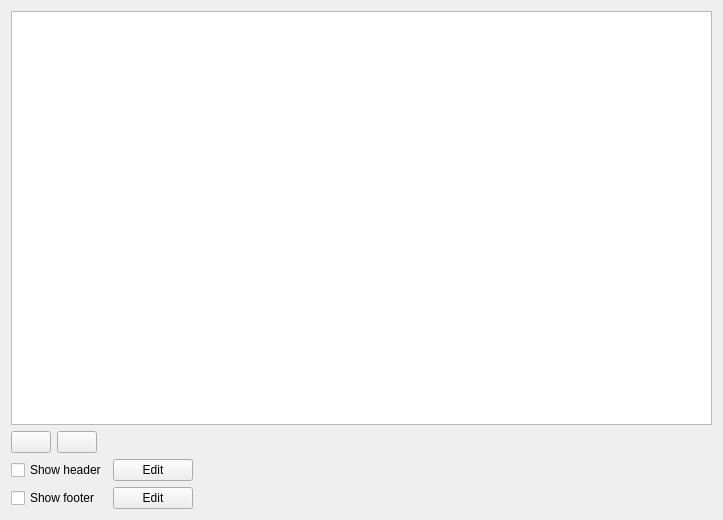
Old version of the form src/ui/layout/qgsreportorganizerwidgetbase.ui in the repository qgis/QGIS.
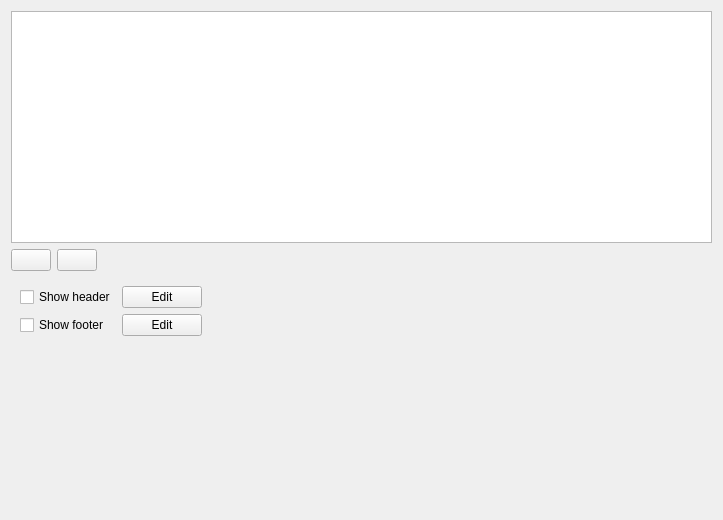
New version of the form. Icons and pictures are not drawn.

```diff
--- a/src/ui/layout/qgsreportorganizerwidgetbase.ui
+++ b/src/ui/layout/qgsreportorganizerwidgetbase.ui
@@ -97,6 +97,24 @@
     </layout>
    </item>
    <item>
+    <widget class="QScrollArea" name="scrollArea">
+     <property name="frameShape">
+      <enum>QFrame::NoFrame</enum>
+     </property>
+     <property name="widgetResizable">
+      <bool>true</bool>
+     </property>
+     <widget class="QWidget" name="scrollAreaWidgetContents">
+      <property name="geometry">
+       <rect>
+        <x>0</x>
+        <y>0</y>
+        <width>687</width>
+        <height>207</height>
+       </rect>
+      </property>
+      <layout class="QVBoxLayout" name="verticalLayout_2">
+       <item>
     <layout class="QGridLayout" name="gridLayout">
      <item row="1" column="1">
       <widget class="QPushButton" name="mButtonEditFooter">
@@ -141,6 +159,20 @@
      </item>
     </layout>
    </item>
+       <item>
+        <widget class="QFrame" name="mSettingsFrame">
+         <property name="frameShape">
+          <enum>QFrame::NoFrame</enum>
+         </property>
+         <property name="frameShadow">
+          <enum>QFrame::Raised</enum>
+         </property>
+        </widget>
+       </item>
+      </layout>
+     </widget>
+    </widget>
+   </item>
   </layout>
  </widget>
  <resources>
```
Left out of the diff: 26 changed lines with no effect on the pictures. Lines whose indentation alone changed are shown as unchanged.
